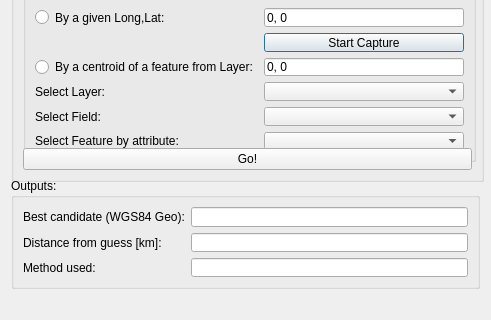
Qt form CoordGuesser_dialog_base.ui (jicrbuh/CoordinateGuesser) before a commit; both pictures show x 0 to 491 and y 313 to 633 of the 491 by 633 pixel window.
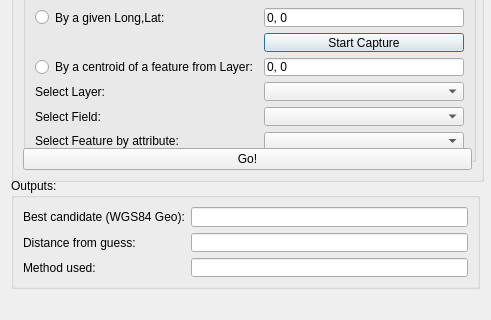
The same form after that commit.

Commit message: - changed distance units back to degrees (because both the function I used for measuring in meters were buggy (in pyproj and in geographicLib)  - expanded the unmanglers in parse.py so that UTM coordinate that lacks the leftmost digit can be successfully guessed.

```diff
--- a/CoordGuesser_dialog_base.ui
+++ b/CoordGuesser_dialog_base.ui
@@ -66,7 +66,7 @@
       <item row="1" column="0">
        <widget class="QLabel" name="label_8">
         <property name="text">
-         <string>Distance from guess [km]:</string>
+         <string>Distance from guess:</string>
         </property>
        </widget>
       </item>
```
The commit also changes 5 other files.
